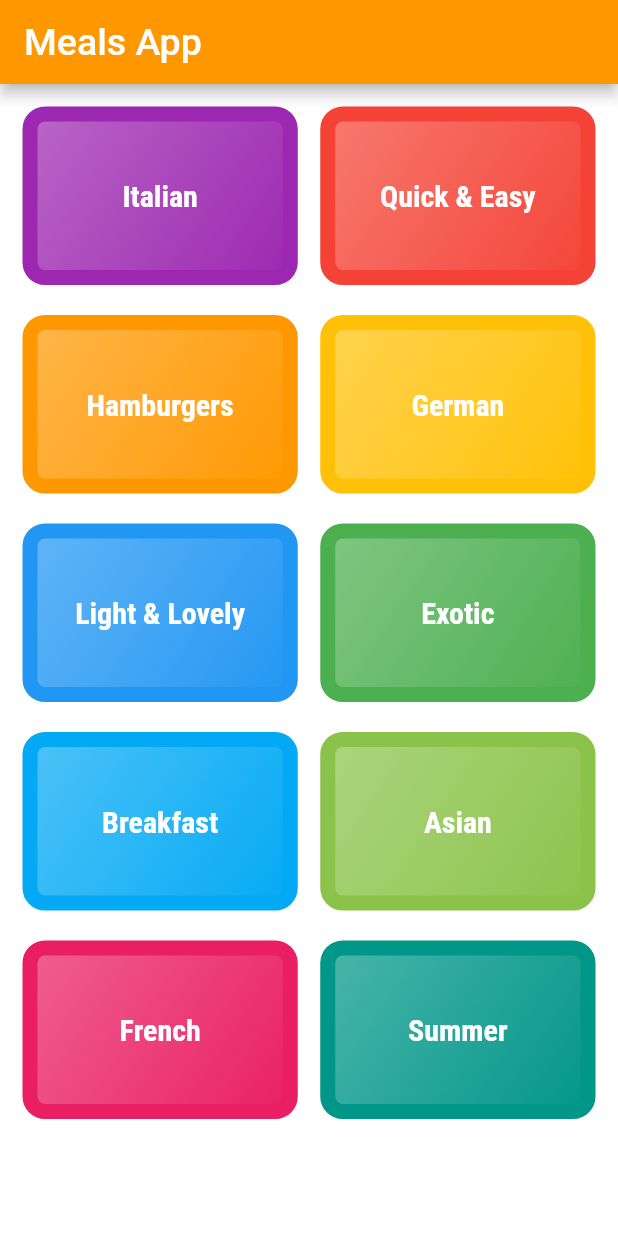
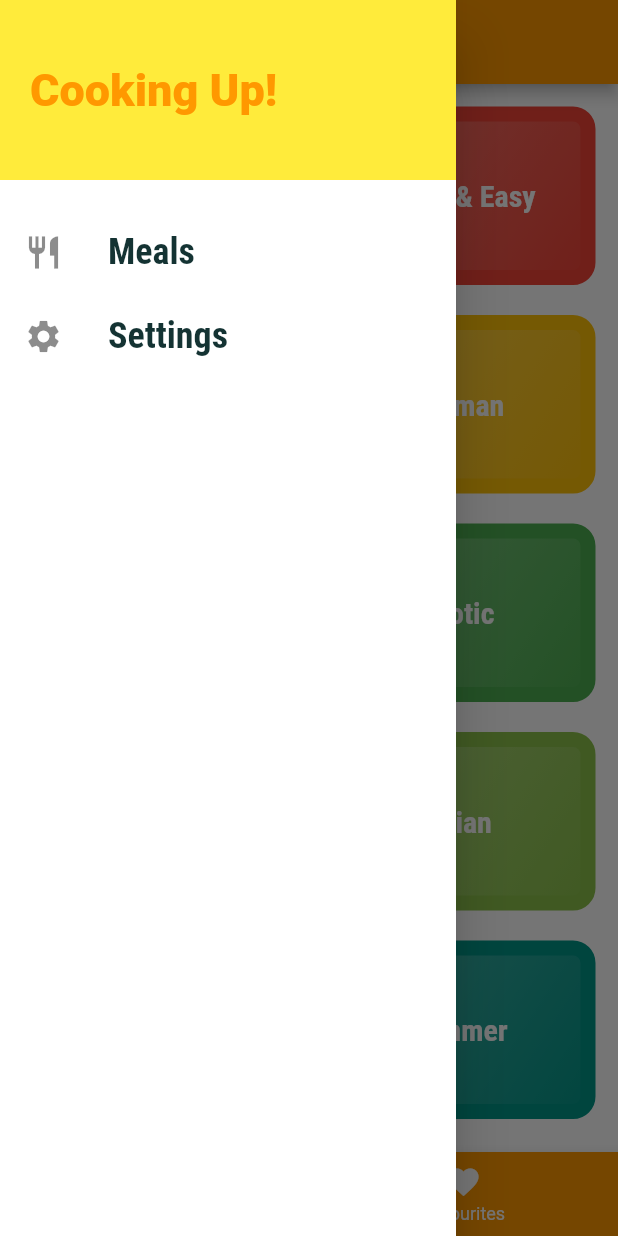
Before and after one commit to akshaybengani/Flutter-Meals, a Flutter app: the screen it shows after launch, with the side drawer open (before the commit the screen has no drawer), on a phone screen of 412 x 824 dp. Run offline on Flutter 3.47's test engine with Material 2 defaults, Android fonts, the phone set to English and light mode, and no system bars; our stand-ins replace material_design_icons_flutter; Roboto replaces fonts that are missing (Railway).

Commit message:
Stable release

```diff
--- a/lib/main.dart
+++ b/lib/main.dart
@@ -3,6 +3,8 @@ import 'package:flutter/cupertino.dart';
 import 'package:meals_app/screens/categories_screen.dart';
 import 'package:meals_app/screens/category_meals_screen.dart';
 import 'package:meals_app/screens/meal_details_screen.dart';
+import 'package:meals_app/screens/settings_screen.dart';
+import 'package:meals_app/screens/tabs_screen.dart';
 
 void main() => runApp(MyApp());
 
@@ -31,12 +33,13 @@ class MyApp extends StatelessWidget {
               ),
             ),
       ),
-      home: MyHomePage(),
+      // home: MyHomePage(),
       // initialRoute: '/',
       routes: {
-        // '/':(ctx) => MyHomePage(),
+        '/':(ctx) => TabsScreen(),
         CategoryMealsScreen.routeName: (ctx) => CategoryMealsScreen(),
         MealDetailsScreen.routeName: (ctx) => MealDetailsScreen(),
+        SettingsScreen.routeName: (ctx) => SettingsScreen(),
       },
       onGenerateRoute: (settings) {
         // This is useful when we create highly dynamic apps which they dont know what page will be the next
@@ -50,7 +53,7 @@ class MyApp extends StatelessWidget {
         // }
 
         return MaterialPageRoute(
-          builder: (ctx) => MyHomePage(),
+          builder: (ctx) => CategoriesScreen(),
         );
       },
 
@@ -58,30 +61,21 @@ class MyApp extends StatelessWidget {
       // Its like a 404 page we can use it in flutter web
       onUnknownRoute: (settings) {
         return MaterialPageRoute(
-          builder: (ctx) => MyHomePage(),
+          builder: (ctx) => CategoriesScreen(),
         );
       },
     );
   }
 }
 
-class MyHomePage extends StatefulWidget {
-  @override
-  _MyHomePageState createState() => _MyHomePageState();
-}
+// class MyHomePage extends StatefulWidget {
+//   @override
+//   _MyHomePageState createState() => _MyHomePageState();
+// }
 
-class _MyHomePageState extends State<MyHomePage> {
-  @override
-  Widget build(BuildContext context) {
-    return Scaffold(
-      appBar: AppBar(
-        title: const Text(
-          'Meals App',
-          style: TextStyle(color: Colors.white, fontSize: 25),
-        ),
-        backgroundColor: Theme.of(context).primaryColor,
-      ),
-      body: CategoriesScreen(),
-    );
-  }
-}
+// class _MyHomePageState extends State<MyHomePage> {
+//   @override
+//   Widget build(BuildContext context) {
+//     return CategoriesScreen();
+//   }
+// }
--- /dev/null
+++ b/lib/screens/favourites_screen.dart
@@ -0,0 +1,12 @@
+import 'package:flutter/material.dart';
+
+class FavoritesScreen extends StatelessWidget {
+  @override
+  Widget build(BuildContext context) {
+    return Container(
+      child: Center(
+        child: Text('Favourites'),
+      ),
+    );
+  }
+}
--- /dev/null
+++ b/lib/screens/settings_screen.dart
@@ -0,0 +1,16 @@
+import 'package:flutter/material.dart';
+import 'package:meals_app/widgets/main_drawer.dart';
+
+class SettingsScreen extends StatelessWidget {
+  static const routeName = '/settings';
+
+  @override
+  Widget build(BuildContext context) {
+    return Scaffold(
+      appBar: AppBar(
+        title: Text('Settings'),
+      ),
+      drawer: MainDrawer(),
+    );
+  }
+}
--- /dev/null
+++ b/lib/screens/tabs_screen.dart
@@ -0,0 +1,70 @@
+import 'package:flutter/material.dart';
+import 'package:meals_app/screens/categories_screen.dart';
+import 'package:meals_app/screens/favourites_screen.dart';
+import 'package:meals_app/widgets/main_drawer.dart';
+
+class TabsScreen extends StatefulWidget {
+  @override
+  _TabsScreenState createState() => _TabsScreenState();
+}
+
+class _TabsScreenState extends State<TabsScreen> {
+  final List<Map<String, Object>> _pages = [
+    {
+      'page': CategoriesScreen(),
+      'title': 'Categories',
+    },
+    {
+      'page': FavoritesScreen(),
+      'title': 'Favourites',
+    },
+  ];
+
+  int _selectedPageIndex = 0;
+
+  void _selectPage(int index) {
+    setState(() {
+      _selectedPageIndex = index;
+    });
+  }
+
+  @override
+  Widget build(BuildContext context) {
+    return Scaffold(
+      appBar: AppBar(
+        title: Text(_pages[_selectedPageIndex]['title']),
+      ),
+      // To add a side navigation drawer use this
+      drawer: MainDrawer(),
+
+      body: _pages[_selectedPageIndex]['page'],
+      bottomNavigationBar: BottomNavigationBar(
+        onTap: _selectPage,
+        backgroundColor: Theme.of(context).primaryColor,
+        unselectedItemColor: Colors.white,
+        selectedItemColor: Theme.of(context).accentColor,
+        currentIndex: _selectedPageIndex,
+        // type: BottomNavigationBarType.shifting,
+
+        items: [
+          BottomNavigationBarItem(
+            backgroundColor: Theme.of(context).primaryColor,
+            icon: Icon(Icons.category),
+            title: Text('Categories'),
+          ),
+          BottomNavigationBarItem(
+            backgroundColor: Theme.of(context).primaryColor,
+            icon: Icon(Icons.favorite),
+            title: Text('Favourites'),
+          ),
+        ],
+      ),
+      // body: TabBarView(
+      //   children: <Widget>[
+      //     CategoriesScreen(),
+      //     FavoritesScreen(),
+      //   ],
+      // ),
+    );
+  }
+}
--- /dev/null
+++ b/lib/widgets/main_drawer.dart
@@ -0,0 +1,72 @@
+import 'package:flutter/material.dart';
+import 'package:meals_app/screens/settings_screen.dart';
+
+class MainDrawer extends StatelessWidget {
+  @override
+  Widget build(BuildContext context) {
+    return Drawer(
+      child: Container(
+        color: Colors.white,
+        child: Column(
+          children: <Widget>[
+            Container(
+              height: 120,
+              width: double.infinity,
+              color: Theme.of(context).accentColor,
+              padding: EdgeInsets.all(20),
+              alignment: Alignment.centerLeft,
+              child: Text(
+                'Cooking Up!',
+                style: TextStyle(
+                  fontWeight: FontWeight.w900,
+                  fontSize: 30,
+                  color: Theme.of(context).primaryColor,
+                ),
+              ),
+            ),
+            SizedBox(
+              height: 20,
+            ),
+            ListTile(
+              leading: Icon(
+                Icons.restaurant,
+                size: 26,
+              ),
+              title: Text(
+                'Meals',
+                style: TextStyle(
+                  fontFamily: 'RobotoCondensed',
+                  fontSize: 24,
+                  fontWeight: FontWeight.bold,
+                ),
+              ),
+              onTap: () {
+                // .. Go Somewhere
+                Navigator.of(context).pushReplacementNamed('/');
+              },
+            ),
+            ListTile(
+              leading: Icon(
+                Icons.settings,
+                size: 26,
+              ),
+              title: Text(
+                'Settings',
+                style: TextStyle(
+                  fontFamily: 'RobotoCondensed',
+                  fontSize: 24,
+                  fontWeight: FontWeight.bold,
+                ),
+              ),
+              onTap: () {
+                Navigator.of(context).pushReplacementNamed(SettingsScreen.routeName);
+                // .. Go Somewhere
+              },
+            ),
+
+          ],
+        ),
+      ),
+    );
+  }
+}
```
